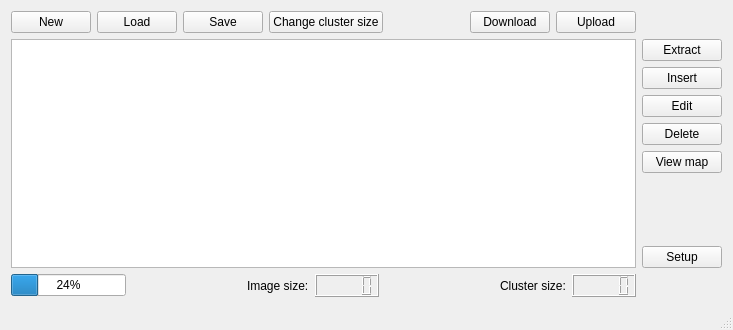
Old version of the form mainwindow.ui in the repository hitomi2500/ss-save-parser.
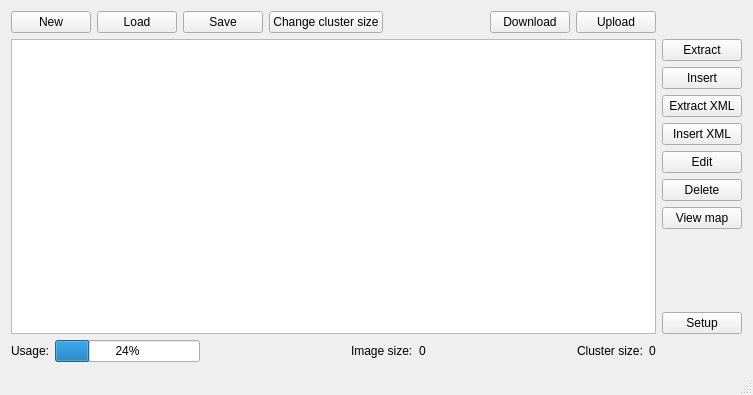
New version of the form.

Commit message: XML export added

```diff
--- a/mainwindow.ui
+++ b/mainwindow.ui
@@ -6,8 +6,8 @@
    <rect>
     <x>0</x>
     <y>0</y>
-    <width>733</width>
-    <height>330</height>
+    <width>753</width>
+    <height>395</height>
    </rect>
   </property>
   <property name="sizePolicy">
@@ -108,6 +108,20 @@
         </property>
        </widget>
       </item>
+      <item>
+       <widget class="QPushButton" name="ExtractXMLButton">
+        <property name="text">
+         <string>Extract XML</string>
+        </property>
+       </widget>
+      </item>
+      <item>
+       <widget class="QPushButton" name="InsertXMLButton">
+        <property name="text">
+         <string>Insert XML</string>
+        </property>
+       </widget>
+      </item>
       <item>
        <widget class="QPushButton" name="EditButton">
         <property name="text">
@@ -156,6 +170,13 @@
     </item>
     <item row="2" column="0">
      <layout class="QHBoxLayout" name="horizontalLayout_2">
+      <item>
+       <widget class="QLabel" name="label_3">
+        <property name="text">
+         <string>Usage:</string>
+        </property>
+       </widget>
+      </item>
       <item>
        <widget class="QProgressBar" name="ImageFillProgressBar">
         <property name="value">
@@ -184,7 +205,11 @@
        </widget>
       </item>
       <item>
-       <widget class="QLCDNumber" name="ImageSizeLcdNumber"/>
+       <widget class="QLabel" name="ImageSizeLcdNumber">
+        <property name="text">
+         <string>0</string>
+        </property>
+       </widget>
       </item>
       <item>
        <spacer name="horizontalSpacer_3">
@@ -207,7 +232,11 @@
        </widget>
       </item>
       <item>
-       <widget class="QLCDNumber" name="ClusterSizeLcdNumber"/>
+       <widget class="QLabel" name="ClusterSizeLcdNumber">
+        <property name="text">
+         <string>0</string>
+        </property>
+       </widget>
       </item>
      </layout>
     </item>
```
The commit also changes 2 other files.
